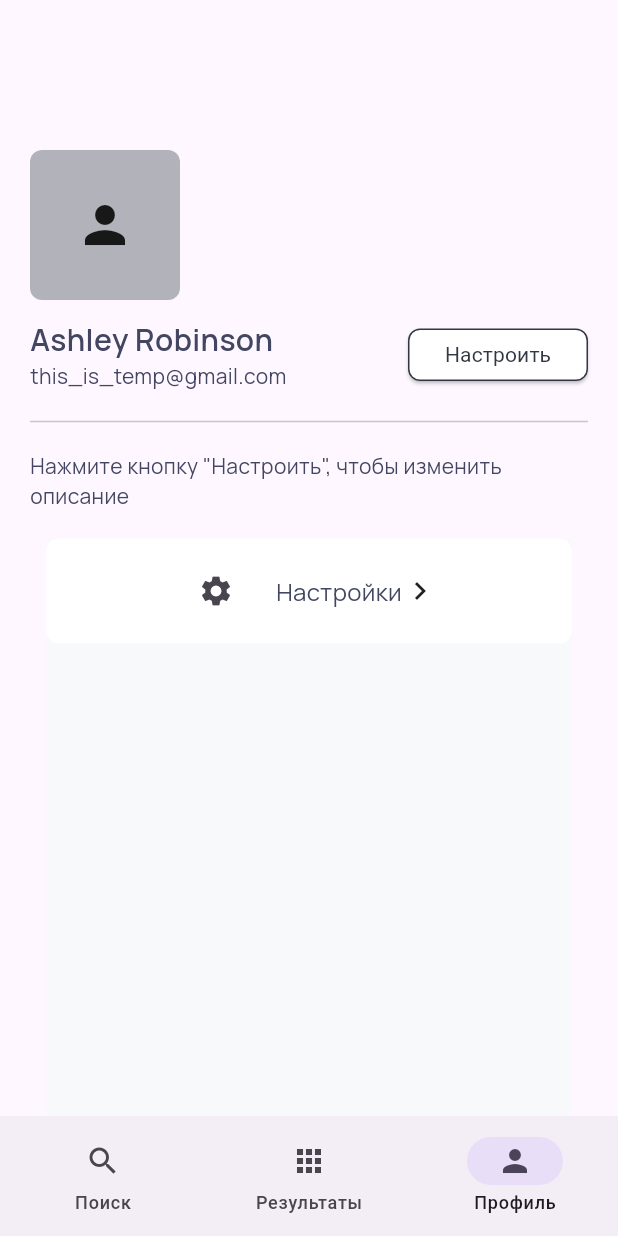
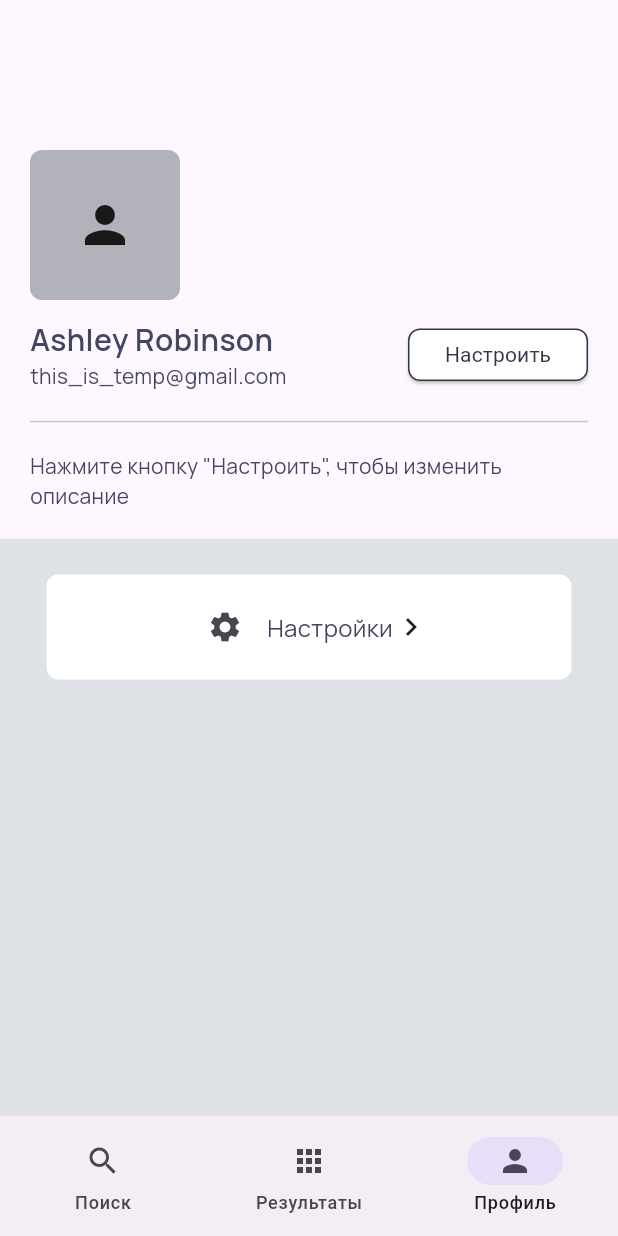
Before and after one commit to Melugsam/travel_helper_next, a Flutter app: the ProfileScreen screen opened by its route, on a phone screen of 412 x 824 dp. Run offline on Flutter 3.47's test engine with Material 3 defaults, Android fonts, the phone set to English and light mode, and no system bars; our stand-ins replace bloc, flutter_map, flutter_svg, freezed_annotation, go_router, latlong2.

Commit message:
profile button

```diff
--- a/lib/ui/screens/navigation/profile/profile_screen.dart
+++ b/lib/ui/screens/navigation/profile/profile_screen.dart
@@ -130,15 +130,17 @@ class ProfileScreen extends StatelessWidget {
             ),
           ),
           Expanded(
-              child: Container(
-            color: Color.fromRGBO(248, 249, 250, 1.0),
-            child: Column(
-
-              children: [
-                CustomProfileButton(icon: Icons.settings, text: "Настройки"),
-              ],
+            child: Container(
+              width: double.infinity,
+              color: const Color.fromRGBO(222, 225, 230, 1.0),
+              child: Column(
+                children: [
+                  const SizedBox(height: 24,),
+                  CustomProfileButton(icon: Icons.settings, text: "Настройки"),
+                ],
+              ),
             ),
-          ))
+          ),
         ],
       ),
     );
--- a/lib/ui/widgets/modules/screens/profile/custom_profile_button.dart
+++ b/lib/ui/widgets/modules/screens/profile/custom_profile_button.dart
@@ -21,8 +21,11 @@ class CustomProfileButton extends StatelessWidget {
         child: Row(
           mainAxisAlignment: MainAxisAlignment.center,
           children: [
+            Row(
+              mainAxisAlignment: MainAxisAlignment.center,
+              children:[
                 IconButton(onPressed: () {}, icon: Icon(icon)),
-            const SizedBox(width: 16,),
+                const SizedBox(width: 4,),
                 Text(
                   text,
                   maxLines: 1,
@@ -34,6 +37,8 @@ class CustomProfileButton extends StatelessWidget {
                     fontSize: 16,
                   ),
                 ),
+              ]
+            ),
             Icon(Icons.chevron_right_sharp, size: 24,)
           ],
         ),
```
Also changed, not shown: lib/ui/widgets/modules/screens/results/hotels_content.dart (+14 -1 lines). Lines whose indentation alone changed are shown as unchanged.
